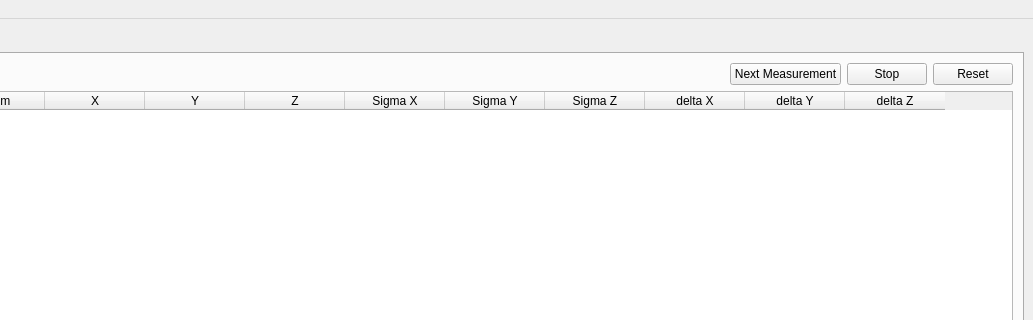
CERN/atlas-adepo, file ADEPO/ATLAS_BCAM.ui: the form before one commit; both pictures show x 276 to 1309 and y 0 to 320 of the 1309 by 747 pixel window.
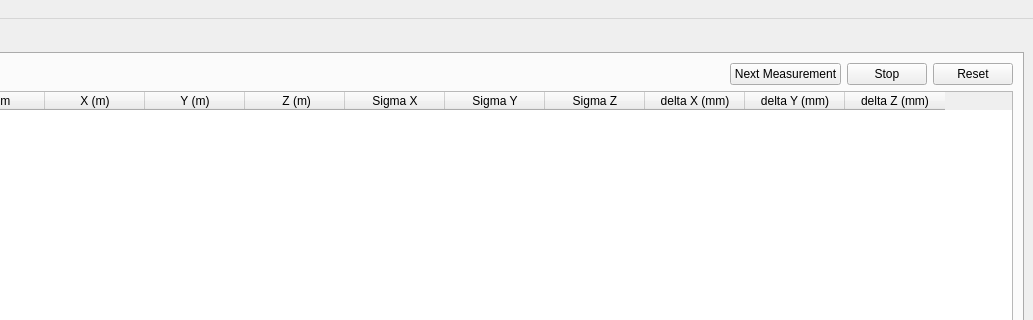
The form after the commit. The open tabs and pages were chosen to show the change. Icons and pictures are not drawn.

```diff
--- a/ADEPO/ATLAS_BCAM.ui
+++ b/ADEPO/ATLAS_BCAM.ui
@@ -468,17 +468,17 @@
             </column>
             <column>
              <property name="text">
-              <string>X</string>
+              <string>X (m)</string>
              </property>
             </column>
             <column>
              <property name="text">
-              <string>Y</string>
+              <string>Y (m)</string>
              </property>
             </column>
             <column>
              <property name="text">
-              <string>Z</string>
+              <string> Z (m)</string>
              </property>
             </column>
             <column>
@@ -498,17 +498,17 @@
             </column>
             <column>
              <property name="text">
-              <string>delta X</string>
+              <string>delta X (mm)</string>
              </property>
             </column>
             <column>
              <property name="text">
-              <string>delta Y</string>
+              <string>delta Y (mm)</string>
              </property>
             </column>
             <column>
              <property name="text">
-              <string>delta Z</string>
+              <string>delta Z (mm)</string>
              </property>
             </column>
            </widget>
```
Left out of the diff: 6 changed lines with no effect on the pictures.
